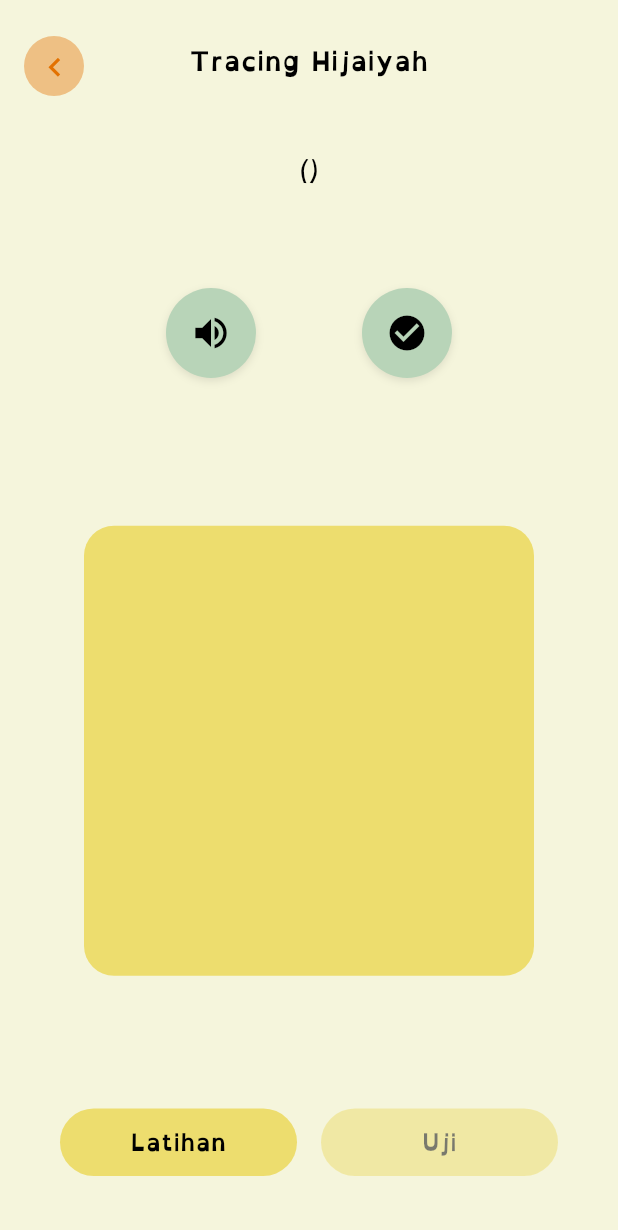
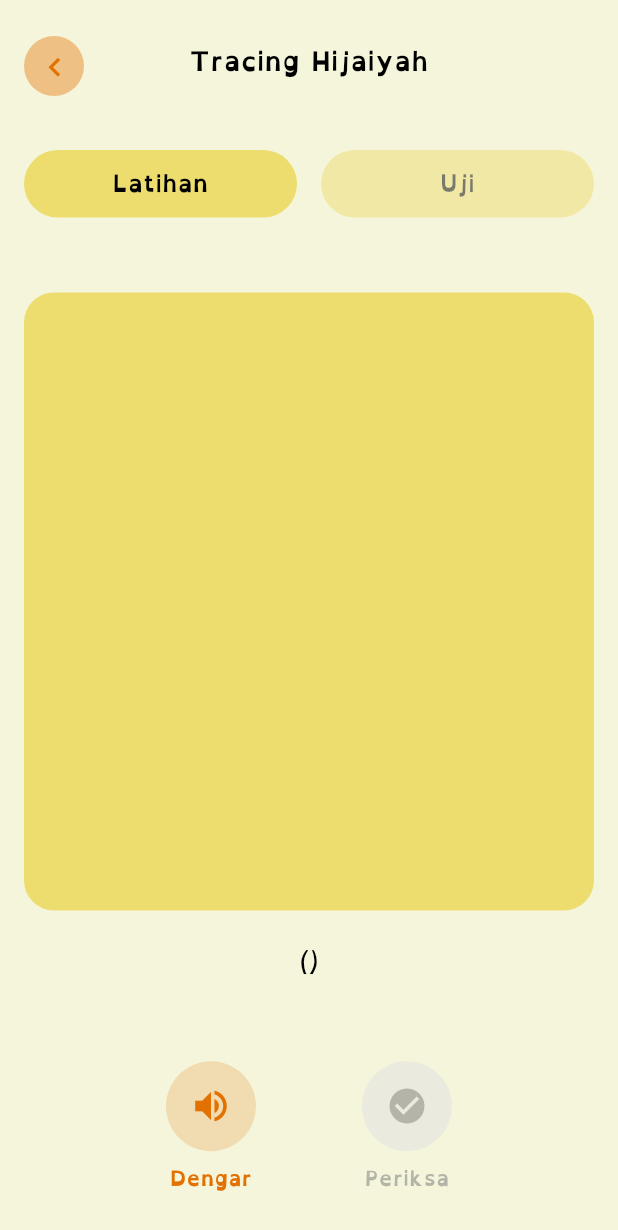
Before and after one commit to RiskaHaqikaSitumorang/Afdyl, a Flutter app: the HijaiyahTracingDetailPage screen opened by its route, on a phone screen of 412 x 824 dp. Shown: the top 1230 px of the screen. Run offline on Flutter 3.47's test engine with Material 3 defaults, Android fonts, the light colour scheme and no system bars; our stand-ins replace audioplayers, flutter_compass, flutter_dotenv, geocoding, geolocator, google_fonts and 5 more; accounts and stored records are empty.

Commit message:
feat: design improvement

```diff
--- a/lib/screens/hijaiyah_recognition_game.dart
+++ b/lib/screens/hijaiyah_recognition_game.dart
@@ -390,7 +390,11 @@ class HijaiyahRecognitionGameState extends State<HijaiyahRecognitionGame>
                                     context,
                                   );
                                 },
-                        child: AnimatedContainer(
+                        child: Column(
+                          crossAxisAlignment: CrossAxisAlignment.center,
+                          mainAxisAlignment: MainAxisAlignment.center,
+                          children: [
+                            AnimatedContainer(
                               duration: Duration(milliseconds: 300),
                               width: 80,
                               height: 80,
@@ -399,10 +403,14 @@ class HijaiyahRecognitionGameState extends State<HijaiyahRecognitionGame>
                                     _gameController.isPlayingAudio
                                         ? (_isCardInDropZone()
                                             ? Colors.green.withOpacity(0.5)
-                                        : AppColors.tertiary.withOpacity(0.5))
+                                            : AppColors.tertiary.withOpacity(
+                                              0.5,
+                                            ))
                                         : (_isCardInDropZone()
                                             ? Colors.green.withOpacity(0.3)
-                                        : AppColors.tertiary.withOpacity(0.3)),
+                                            : AppColors.tertiary.withOpacity(
+                                              0.3,
+                                            )),
                                 shape: BoxShape.circle,
                                 border:
                                     _gameController.isPlayingAudio
@@ -426,24 +434,21 @@ class HijaiyahRecognitionGameState extends State<HijaiyahRecognitionGame>
                                         : AppColors.tertiary,
                               ),
                             ),
-                      ),
-                    ],
-                  ),
-                ),
-
-                SizedBox(height: 16),
+                            SizedBox(height: 12),
                             Text(
                               _gameController.isPlayingAudio
                                   ? 'Sedang memutar audio...'
-                      : (_draggedCardIndex != null && _isCardInDropZone()
+                                  : (_draggedCardIndex != null &&
+                                          _isCardInDropZone()
                                       ? 'Lepaskan kartu di sini!'
-                          : 'Tap untuk dengar, lalu drag kartu ke atas'),
+                                      : 'Tap untuk dengar, lalu drag kartu hijaiyah ke area ini'),
                               style: TextStyle(
                                 fontSize: 16,
                                 color:
                                     _gameController.isPlayingAudio
                                         ? Colors.orange
-                            : (_draggedCardIndex != null && _isCardInDropZone()
+                                        : (_draggedCardIndex != null &&
+                                                _isCardInDropZone()
                                             ? Colors.green
                                             : Color(0xFFFF8C42)),
                                 fontFamily: 'OpenDyslexic',
@@ -451,7 +456,13 @@ class HijaiyahRecognitionGameState extends State<HijaiyahRecognitionGame>
                               ),
                               textAlign: TextAlign.center,
                             ),
-
+                          ],
+                        ),
+                      ),
+                    ],
+                  ),
+                ),
+                SizedBox(height: 40),
                 // FEEDBACK
                 if (_gameController.showFeedback)
                   AnimatedBuilder(
@@ -490,7 +501,7 @@ class HijaiyahRecognitionGameState extends State<HijaiyahRecognitionGame>
                       Align(
                         alignment: Alignment.bottomCenter,
                         child: Container(
-                          height: cardSize,
+                          height: cardSize + 10,
                           child: PageView.builder(
                             controller: _pageController,
                             physics:
@@ -528,7 +539,6 @@ class HijaiyahRecognitionGameState extends State<HijaiyahRecognitionGame>
     bool isBeingDragged = _draggedCardIndex == index;
 
     return Container(
-      child: Container(
       width: cardSize,
       height: cardSize, // Ensure square shape
       color: Colors.transparent,
@@ -547,7 +557,6 @@ class HijaiyahRecognitionGameState extends State<HijaiyahRecognitionGame>
           disableDragTransform: isBeingDragged,
         ),
       ),
-      ),
     );
   }
 }
--- a/lib/screens/hijaiyah_tracing_detail_page.dart
+++ b/lib/screens/hijaiyah_tracing_detail_page.dart
@@ -94,34 +94,46 @@ class _HijaiyahTracingDetailPageState extends State<HijaiyahTracingDetailPage> {
                   ),
                 ),
                 SizedBox(height: 20),
-                Text(
-                  '(${widget.pronunciation})',
+                ModeToggle(
+                  isPracticeMode: isPracticeMode,
+                  onToggle: _toggleMode,
+                ),
+                SizedBox(height: 20),
+                if (_tracingService.hasStrokes)
+                  Padding(
+                    padding: EdgeInsets.symmetric(horizontal: 16.0),
+                    child: SizedBox(
+                      width: double.infinity,
+                      height: 45,
+                      child: ElevatedButton(
+                        onPressed: _tracingService.clearTracing,
+                        style: ElevatedButton.styleFrom(
+                          backgroundColor: Colors.grey[300],
+                          shape: RoundedRectangleBorder(
+                            borderRadius: BorderRadius.circular(25),
+                          ),
+                        ),
+                        child: Text(
+                          'Hapus Semua',
                           style: TextStyle(
-                    fontSize: 18,
+                            fontSize: 16,
                             color: Colors.black,
                             fontFamily: 'OpenDyslexic',
-                    fontWeight: FontWeight.w500,
+                            fontWeight: FontWeight.w600,
                           ),
                         ),
-                Text(
-                  widget.letter,
-                  style: TextStyle(
-                    fontSize: 32,
-                    fontWeight: FontWeight.bold,
-                    color: Colors.black,
                       ),
                     ),
-                SizedBox(height: 20),
-                ControlButtons(
-                  onPlaySound:
-                      () => _tracingService.playSound(widget.pronunciation),
-                  onCheckTracing:
-                      () => _tracingService.checkTracing(widget.letter),
-                  tracingService: _tracingService,
                   ),
                 SizedBox(height: 30),
-                Expanded(
-                  child: Center(
+                Padding(
+                  padding: EdgeInsetsGeometry.symmetric(horizontal: 16.0),
+                  child: Container(
+                    width: MediaQuery.of(context).size.width,
+                    height:
+                        MediaQuery.of(
+                          context,
+                        ).size.width, // Tinggi sama dengan lebar (square)
                     child: StreamBuilder<Map<String, dynamic>>(
                       stream: _tracingService.feedbackStream,
                       builder: (context, snapshot) {
@@ -170,35 +182,30 @@ class _HijaiyahTracingDetailPageState extends State<HijaiyahTracingDetailPage> {
                   ),
                 ),
                 SizedBox(height: 20),
-                ModeToggle(
-                  isPracticeMode: isPracticeMode,
-                  onToggle: _toggleMode,
-                ),
-                SizedBox(height: 20),
-                if (_tracingService.hasStrokes)
-                  Padding(
-                    padding: EdgeInsets.symmetric(horizontal: 40),
-                    child: SizedBox(
-                      width: double.infinity,
-                      height: 45,
-                      child: ElevatedButton(
-                        onPressed: _tracingService.clearTracing,
-                        style: ElevatedButton.styleFrom(
-                          backgroundColor: Colors.grey[300],
-                          shape: RoundedRectangleBorder(
-                            borderRadius: BorderRadius.circular(25),
+                Text(
+                  '(${widget.pronunciation})',
+                  style: TextStyle(
+                    fontSize: 18,
+                    color: Colors.black,
+                    fontFamily: 'OpenDyslexic',
+                    fontWeight: FontWeight.w500,
                   ),
                 ),
-                        child: Text(
-                          'Hapus Semua',
+                Text(
+                  widget.letter,
                   style: TextStyle(
-                            fontSize: 16,
+                    fontSize: 32,
+                    fontWeight: FontWeight.bold,
                     color: Colors.black,
-                            fontFamily: 'OpenDyslexic',
-                            fontWeight: FontWeight.w600,
                   ),
                 ),
-                      ),
+                Expanded(
+                  child: ControlButtons(
+                    onPlaySound:
+                        () => _tracingService.playSound(widget.pronunciation),
+                    onCheckTracing:
+                        () => _tracingService.checkTracing(widget.letter),
+                    tracingService: _tracingService,
                   ),
                 ),
                 SizedBox(height: 20),
--- a/lib/widgets/control_buttons.dart
+++ b/lib/widgets/control_buttons.dart
@@ -1,3 +1,4 @@
+import 'package:afdyl/constants/app_colors.dart';
 import 'package:flutter/material.dart';
 import 'package:flutter/services.dart'; // Tambah untuk HapticFeedback
 import '../services/tracing_service.dart';
@@ -43,8 +44,8 @@ class _ControlButtonsState extends State<ControlButtons> {
   }
 
   void _handleCheckPress() {
-    if (!isProcessing) {
-      HapticFeedback.mediumImpact(); // Pastikan import ada
+    if (!isProcessing && widget.tracingService.hasStrokes) {
+      HapticFeedback.mediumImpact();
       widget.onCheckTracing();
     }
   }
@@ -53,90 +54,105 @@ class _ControlButtonsState extends State<ControlButtons> {
   Widget build(BuildContext context) {
     final screenWidth = MediaQuery.of(context).size.width;
     final horizontalPadding = screenWidth > 400 ? 40.0 : 20.0;
+    final hasTracing = widget.tracingService.hasStrokes;
 
     return Padding(
       padding: EdgeInsets.symmetric(horizontal: horizontalPadding),
       child: Row(
         mainAxisAlignment: MainAxisAlignment.spaceEvenly,
         children: [
+          // Play Sound Button
           GestureDetector(
             onTap: _handlePlayPress,
-            child: Semantics(
-              label: 'Play pronunciation sound',
-              child: Container(
-                width: 60,
-                height: 60,
-                decoration: BoxDecoration(
-                  color: Color(0xFFB8D4B8),
-                  shape: BoxShape.circle,
-                  boxShadow: [
-                    BoxShadow(
-                      color: Color.fromRGBO(0, 0, 0, 0.1), // Ganti withOpacity
-                      blurRadius: 4,
-                      offset: Offset(0, 2),
-                    ),
-                  ],
-                ),
-                child: IconButton(
-                  icon: Icon(
-                    Icons.volume_up,
-                    color: Colors.black,
-                    size: 28,
-                  ),
-                  onPressed: null,
-                  tooltip: 'Play Sound',
-                ),
-              ),
-            ),
-          ),
-          GestureDetector(
-            onTap: _handleCheckPress,
-            child: Semantics(
-              label: isProcessing
-                  ? 'Processing tracing'
-                  : showFeedback
-                      ? (isCorrect ? 'Tracing correct' : 'Tracing incorrect')
-                      : 'Check tracing',
-              child: Stack(
-                alignment: Alignment.center,
+            child: Column(
+              mainAxisSize: MainAxisSize.min,
               children: [
                 Container(
                   width: 60,
                   height: 60,
                   decoration: BoxDecoration(
-                      color: showFeedback
-                          ? (isCorrect ? Colors.green : Colors.red)
-                          : Color(0xFFB8D4B8),
+                    color: AppColors.tertiary.withOpacity(0.2),
                     shape: BoxShape.circle,
-                      boxShadow: [
-                        BoxShadow(
-                          color: Color.fromRGBO(0, 0, 0, 0.1), // Ganti withOpacity
-                          blurRadius: 4,
-                          offset: Offset(0, 2),
+                  ),
+                  child: Icon(
+                    Icons.volume_up,
+                    color: AppColors.tertiary,
+                    size: 28,
+                  ),
+                ),
+                SizedBox(height: 8),
+                Text(
+                  'Dengar',
+                  style: TextStyle(
+                    fontSize: 14,
+                    fontWeight: FontWeight.w600,
+                    color: AppColors.tertiary,
+                    fontFamily: 'OpenDyslexic',
+                  ),
                 ),
               ],
             ),
           ),
-                  if (isProcessing)
-                    SizedBox(
+
+          // Check Tracing Button
+          Opacity(
+            opacity: hasTracing ? 1.0 : 0.5,
+            child: GestureDetector(
+              onTap: hasTracing ? _handleCheckPress : null,
+              child: Column(
+                mainAxisSize: MainAxisSize.min,
+                children: [
+                  Container(
+                    width: 60,
+                    height: 60,
+                    decoration: BoxDecoration(
+                      color:
+                          showFeedback
+                              ? (isCorrect ? Colors.green : Colors.red)
+                              : (hasTracing
+                                  ? Color(0xFFB8D4B8).withOpacity(0.6)
+                                  : Colors.grey[300]),
+                      shape: BoxShape.circle,
+                    ),
+                    child:
+                        isProcessing
+                            ? SizedBox(
                               width: 20,
                               height: 20,
                               child: CircularProgressIndicator(
                                 strokeWidth: 2,
-                        valueColor: AlwaysStoppedAnimation<Color>(Colors.black),
+                                valueColor: AlwaysStoppedAnimation<Color>(
+                                  Colors.black,
+                                ),
                               ),
                             )
-                  else
-                    IconButton(
-                      icon: Icon(
+                            : Icon(
                               showFeedback
                                   ? (isCorrect ? Icons.check : Icons.error)
                                   : Icons.check_circle,
-                        color: Colors.black,
+                              color:
+                                  hasTracing ? Color.fromARGB(255, 71, 108, 71) : Colors.grey[600],
                               size: 28,
                             ),
-                      onPressed: null,
-                      tooltip: isProcessing ? 'Processing...' : 'Check Tracing',
+                  ),
+                  SizedBox(height: 8),
+                  Text(
+                    isProcessing
+                        ? 'Cek...'
+                        : (showFeedback
+                            ? (isCorrect ? 'Benar!' : 'Salah!')
+                            : 'Periksa'),
+                    style: TextStyle(
+                      fontSize: 14,
+                      fontWeight: FontWeight.w600,
+                      color:
+                          hasTracing
+                              ? (showFeedback
+                                  ? (isCorrect ? Color.fromARGB(255, 71, 108, 71) : Colors.red)
+                                  : Color.fromARGB(255, 71, 108, 71))
+                              : Colors.grey[600],
+                      fontFamily: 'OpenDyslexic',
+                    ),
                   ),
                 ],
               ),
--- a/lib/widgets/flashcard_widget.dart
+++ b/lib/widgets/flashcard_widget.dart
@@ -1,4 +1,5 @@
 // lib/widgets/flashcard_widget.dart
+import 'package:afdyl/constants/app_colors.dart';
 import 'package:flutter/material.dart';
 import '../services/game_controller.dart';
 
@@ -35,8 +36,6 @@ class FlashcardWidget extends StatelessWidget {
 
     // Enhanced visual effects for dragging
     double dragScale = 1.0;
-    double dragElevation =
-        (isDragging && !disableDragTransform) ? 20.0 : (isCenter ? 4.0 : 0.0);
 
     return Transform.translate(
       offset: dragPosition,
@@ -49,15 +48,15 @@ class FlashcardWidget extends StatelessWidget {
             onPanUpdate: isCenter ? onPanUpdate : null,
             onPanEnd: isCenter ? onPanEnd : null,
             child: Material(
-              elevation: dragElevation,
-              shadowColor: Colors.black.withOpacity(0.4),
               borderRadius: BorderRadius.circular(15),
               color: Colors.transparent,
+              child: Padding(
+                padding: EdgeInsetsGeometry.only(bottom: 20),
                 child: Container(
                   width: cardSize,
                   height: cardSize, // Consistent square size
                   decoration: BoxDecoration(
-                  color: const Color(0xFFEDD1B0),
+                    color: AppColors.primary,
                     borderRadius: BorderRadius.circular(15),
                     border:
                         (isDragging && !disableDragTransform)
@@ -82,7 +81,7 @@ class FlashcardWidget extends StatelessWidget {
                           fontSize: isCenter ? 50 : 40,
                           fontFamily: 'Maqroo', // Font Maqroo untuk hijaiyah
                           color: Colors.black87,
-                        fontWeight: FontWeight.w400,
+                          fontWeight: FontWeight.bold,
                         ),
                         semanticsLabel:
                             'Huruf ${controller.shuffledLetters[index]['name']!}',
@@ -105,6 +104,7 @@ class FlashcardWidget extends StatelessWidget {
             ),
           ),
         ),
+      ),
     );
   }
 }
--- a/lib/widgets/mode_toggle.dart
+++ b/lib/widgets/mode_toggle.dart
@@ -10,7 +10,7 @@ class ModeToggle extends StatelessWidget {
   @override
   Widget build(BuildContext context) {
     return Padding(
-      padding: EdgeInsets.symmetric(horizontal: 40),
+      padding: EdgeInsets.symmetric(horizontal: 16.0),
       child: Row(
         children: [
           Expanded(
```
Lines whose indentation alone changed are shown as unchanged.
